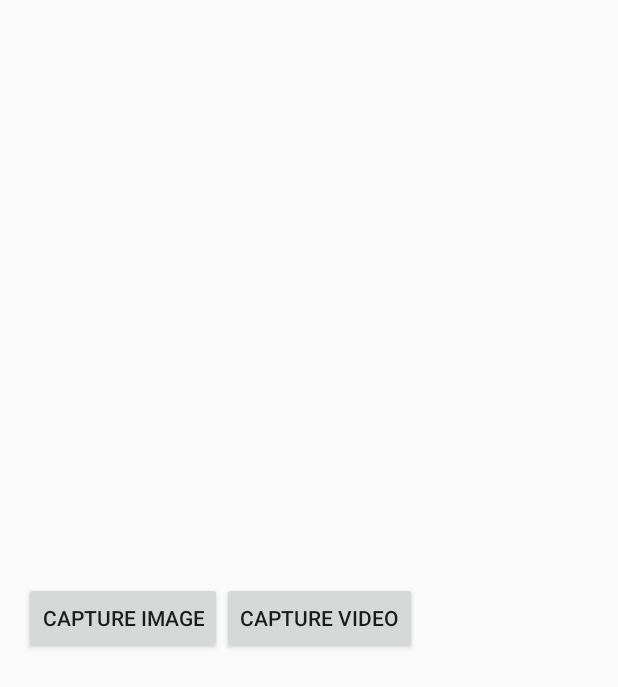
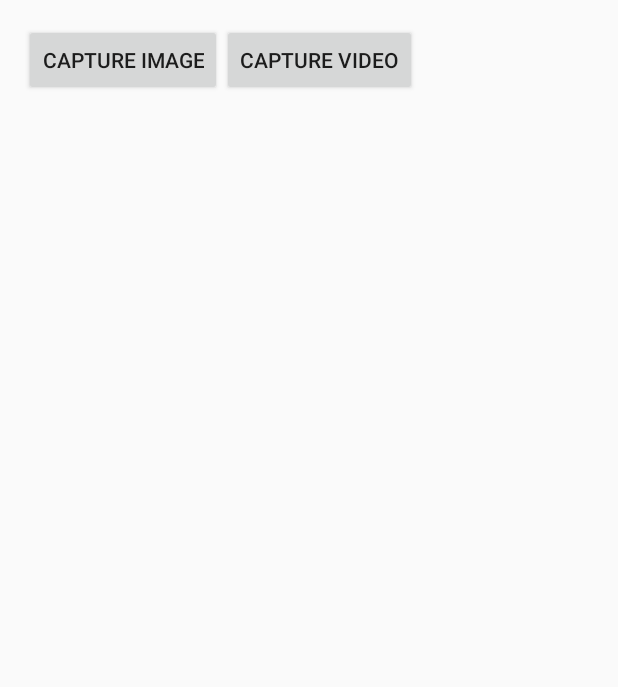
Before and after one commit to peterfuture/dtlive_android, an Android app: the layout activity_camera.xml on its own in the app's theme, with its tools: preview values and no code run, on a phone screen of 412 x 824 dp. Shown: the top 687 px of the screen. Run offline under Robolectric (Android 15) with nearby library versions, the phone set to English and light mode, and no system bars.

Commit message:
change UI

```diff
--- a/dtlive/app/src/main/res/layout/activity_camera.xml
+++ b/dtlive/app/src/main/res/layout/activity_camera.xml
@@ -17,8 +17,10 @@
         />
 
     <LinearLayout
-        android:layout_width="fill_parent"
-        android:layout_height="fill_parent">
+        android:layout_width="match_parent"
+        android:layout_height="wrap_content"
+        android:layout_alignParentTop="true"
+        >
         <Button
             android:id="@+id/button_capture_image"
             android:text="Capture image"
```
Also changed, not shown: dtlive/app/src/main/java/com/dttv/dtlive/CameraActivity.java (+2 -26 lines), dtlive/app/src/main/java/com/dttv/dtlive/CameraPreview.java (+30 -0 lines).
